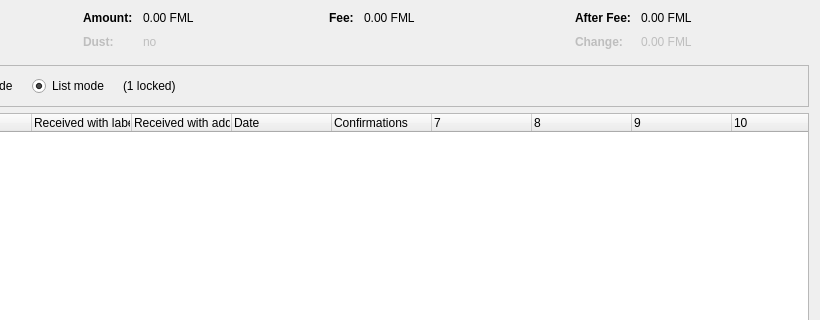
Before: the Qt Designer form src/qt/forms/coincontroldialog.ui in xblocker/poc-proj, drawn with Qt 5; both pictures show x 180 to 1000 and y 0 to 320 of the 1000 by 500 pixel window.
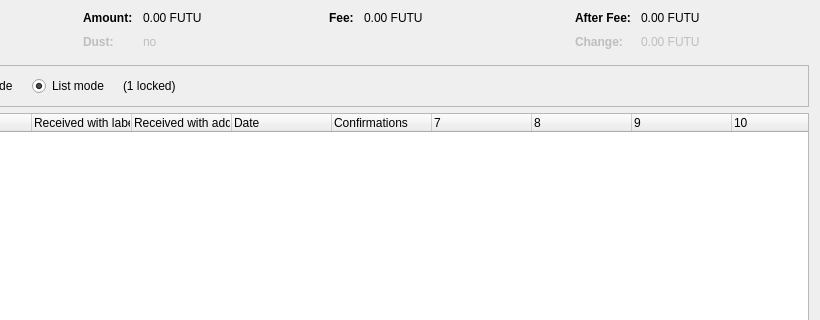
After: the same form once the commit is applied. Custom widgets are drawn as their Qt base class.

```diff
--- a/src/qt/forms/coincontroldialog.ui
+++ b/src/qt/forms/coincontroldialog.ui
@@ -132,7 +132,7 @@
           <enum>Qt::ActionsContextMenu</enum>
          </property>
          <property name="text">
-          <string notr="true">0.00 FML</string>
+          <string notr="true">0.00 FUTU</string>
          </property>
          <property name="textInteractionFlags">
           <set>Qt::LinksAccessibleByMouse|Qt::TextSelectableByKeyboard|Qt::TextSelectableByMouse</set>
@@ -212,7 +212,7 @@
           <enum>Qt::ActionsContextMenu</enum>
          </property>
          <property name="text">
-          <string notr="true">0.00 FML</string>
+          <string notr="true">0.00 FUTU</string>
          </property>
          <property name="textInteractionFlags">
           <set>Qt::LinksAccessibleByMouse|Qt::TextSelectableByKeyboard|Qt::TextSelectableByMouse</set>
@@ -257,7 +257,7 @@
           <enum>Qt::ActionsContextMenu</enum>
          </property>
          <property name="text">
-          <string notr="true">0.00 FML</string>
+          <string notr="true">0.00 FUTU</string>
          </property>
          <property name="textInteractionFlags">
           <set>Qt::LinksAccessibleByMouse|Qt::TextSelectableByKeyboard|Qt::TextSelectableByMouse</set>
@@ -292,7 +292,7 @@
           <enum>Qt::ActionsContextMenu</enum>
          </property>
          <property name="text">
-          <string notr="true">0.00 FML</string>
+          <string notr="true">0.00 FUTU</string>
          </property>
          <property name="textInteractionFlags">
           <set>Qt::LinksAccessibleByMouse|Qt::TextSelectableByKeyboard|Qt::TextSelectableByMouse</set>
```
